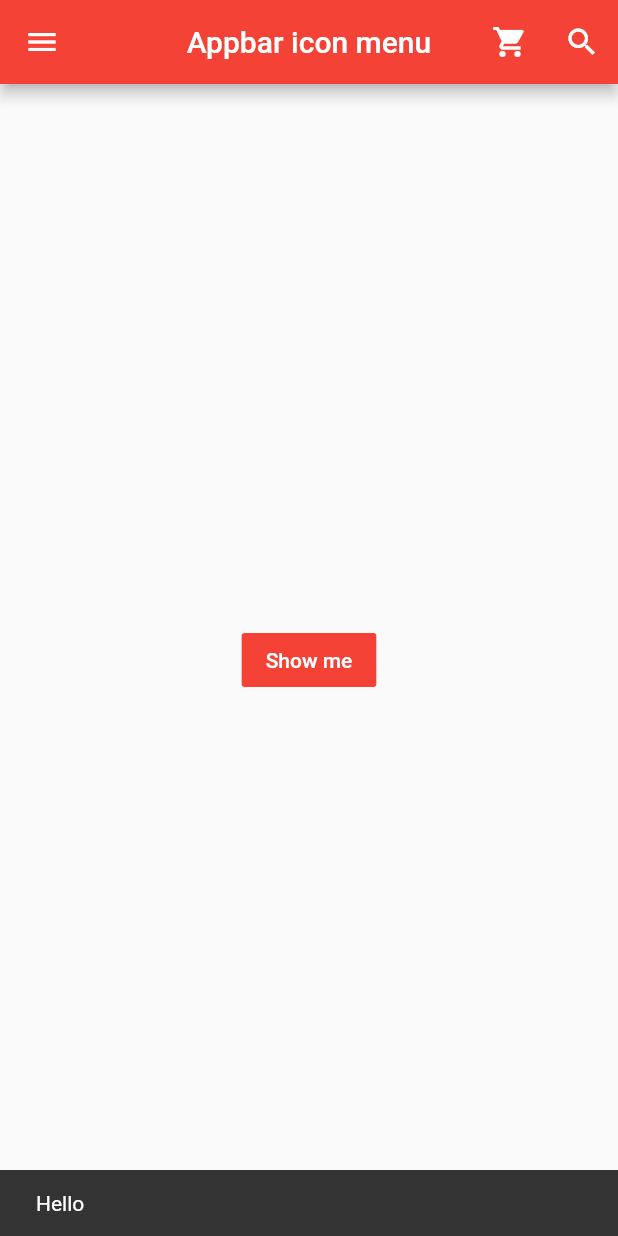
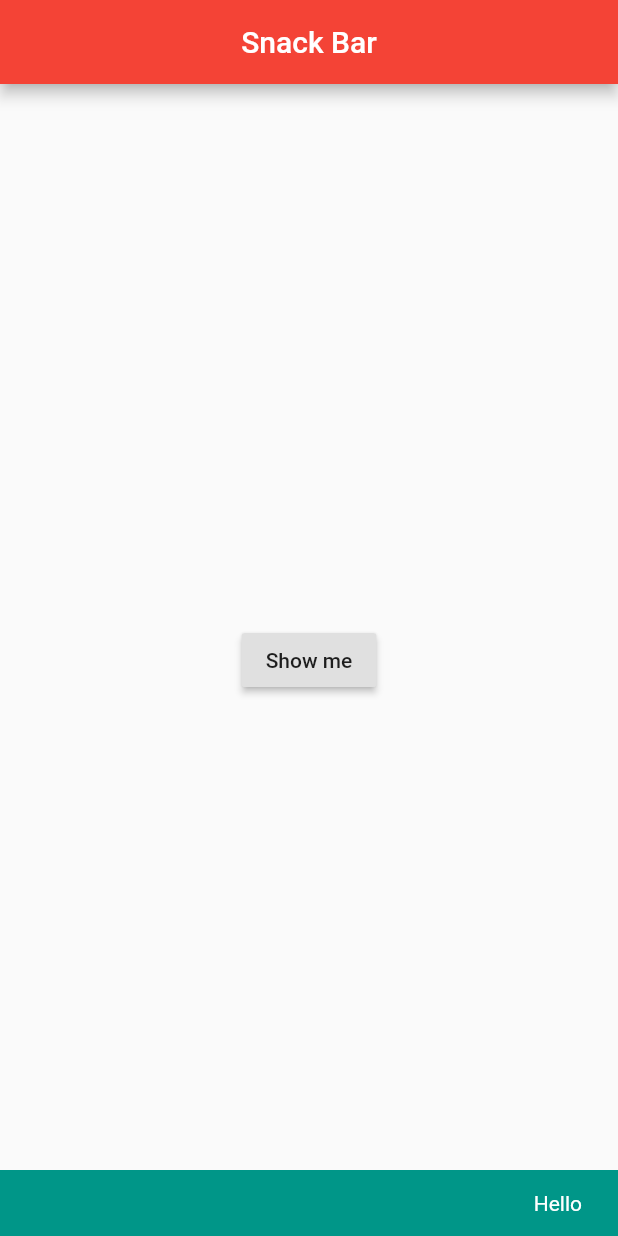
Before and after one commit to hi-aa/test1, a Flutter app: the screen it shows after launch, after a tap on "Show me", on a phone screen of 412 x 824 dp. Run offline on Flutter 3.47's test engine with Material 2 defaults, Android fonts, the phone set to English and light mode, and no system bars.

Commit message:
강좌 19 Snackbar

```diff
--- a/lib/main.dart
+++ b/lib/main.dart
@@ -1,4 +1,3 @@
-import 'package:flutter/cupertino.dart';
 import 'package:flutter/material.dart';
 
 void main() => runApp(MyApp());
@@ -11,7 +10,7 @@ class MyApp extends StatelessWidget {
       theme: ThemeData(
         primarySwatch: Colors.red
       ),
-      home: MyPage()
+      home: MyPage(),
     );
   }
 }
@@ -21,112 +20,34 @@ class MyPage extends StatelessWidget {
   Widget build(BuildContext context) {
     return Scaffold(
       appBar: AppBar(
-        title: Text('Appbar icon menu'),
+        title: Text('Snack Bar'),
         centerTitle: true,
-        // elevation: 0.0,
-        // leading: IconButton(
-        //   icon: Icon(Icons.menu),
-        //   onPressed: () {
-        //     print('Menu button is clicked');
-        //   },
-        // ),
-        actions: <Widget>[
-          IconButton(
-          icon: Icon(Icons.shopping_cart),
+      ),
+      body: MySnackBar(),
+    );
+  }
+}
+
+class MySnackBar extends StatelessWidget {
+  @override
+  Widget build(BuildContext context) {
+    return Center(
+      child: RaisedButton(
+        child: Text('Show me'),
         onPressed: () {
-            print('Shopping cart button is clicked');
-          },
-          ),
-          IconButton(
-          icon: Icon(Icons.search),
-          onPressed: () {
-            print('Search button is clicked');
-          }
-          )
-        ],
-      ),
-      drawer: Drawer(
-        child: ListView(
-          padding: EdgeInsets.zero,
-          children: <Widget>[
-            UserAccountsDrawerHeader(
-              currentAccountPicture: CircleAvatar(
-                backgroundImage: AssetImage('assets/cat2.jpg'),
-                backgroundColor: Colors.white,
-              ),
-              otherAccountsPictures: <Widget>[
-                CircleAvatar(
-                  backgroundImage: AssetImage('assets/flower3.jpg'),
-                  backgroundColor: Colors.white,
-                ),
-                // CircleAvatar(
-                //   backgroundImage: AssetImage('assets/flower3.jpg'),
-                //   backgroundColor: Colors.white,
-                // )
-              ],
-              accountName: Text('Test Name'),
-              accountEmail: Text('areum@myemila.com'),
-              onDetailsPressed: () {
-                print('arrow is clicked');
-              },
-              decoration: BoxDecoration(
-                color: Colors.red,
-                borderRadius: BorderRadius.only(
-                  bottomLeft: Radius.circular(40.0),
-                  bottomRight: Radius.circular(40.0)
-                )
-
-              ),
-            ),
-            ListTile( // 왼쪽 메뉴탭의 메뉴
-              leading: Icon(Icons.home,
-              color: Colors.grey[850]),
-              title: Text('Home'),
-              onTap: () {
-                print('my listTitle');
-              },
-              trailing: Icon(Icons.add), // 서브메뉴
-            ),
-            ListTile( // 왼쪽 메뉴탭의 메뉴
-              leading: Icon(Icons.add,
-                  color: Colors.grey[850]),
-              title: Text('Add'),
-              onTap: () {
-                print('Add');
-              },
-        //      trailing: Icon(Icons.add), // 서브메뉴
-            ),
-            ListTile( // 왼쪽 메뉴탭의 메뉴
-              leading: Icon(Icons.question_answer,
-                  color: Colors.grey[850]),
-              title: Text('Q&A'),
-              onTap: () {
-                print('Q&A');
-              },
-              trailing: Icon(Icons.add), // 서브메뉴
-            )
-          ],
-        ),
-      ),
-      body: Builder(builder: (BuildContext ctx) {
-        return Center(
-          child: FlatButton(
-            child: Text('Show me',
+          Scaffold.of(context).showSnackBar(SnackBar(
+            content: Text('Hello',
+            textAlign: TextAlign.right,
             style: TextStyle(
               color: Colors.white
           ),
           ),
-            color: Colors.red,
-            onPressed: () {
-              Scaffold.of(ctx).showSnackBar(SnackBar(
-                content: Text('Hello'),
-              ));
+            backgroundColor: Colors.teal,
+            duration: Duration(milliseconds: 3000),
+          ),
+          );
         },
       ),
     );
-      },
-
-      )
-    );
   }
 }
```
Lines whose indentation alone changed are shown as unchanged.
